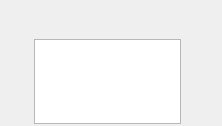
silvansky/Contacts, file src/plugins/statuschanger/statuswidget.ui: the form before one commit.
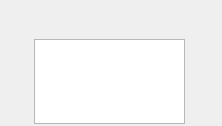
The form after the commit. Custom widgets are drawn as their Qt base class.

Commit message: Наработки по дизайну окон переименования и удаления МК. Мелкие правки по дизайну. Теоретическое устранение баги в holdemutils/RShutDownManager.cpp.

```diff
--- a/src/plugins/statuschanger/statuswidget.ui
+++ b/src/plugins/statuschanger/statuswidget.ui
@@ -26,7 +26,7 @@
    <item row="0" column="0" rowspan="2">
     <layout class="QGridLayout" name="gridLayout_2">
      <property name="rightMargin">
-      <number>6</number>
+      <number>2</number>
      </property>
      <property name="horizontalSpacing">
       <number>1</number>
```
The commit also changes 5 other files.
